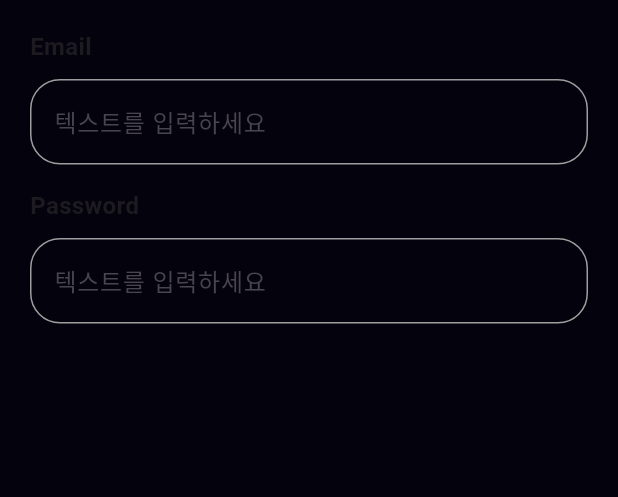
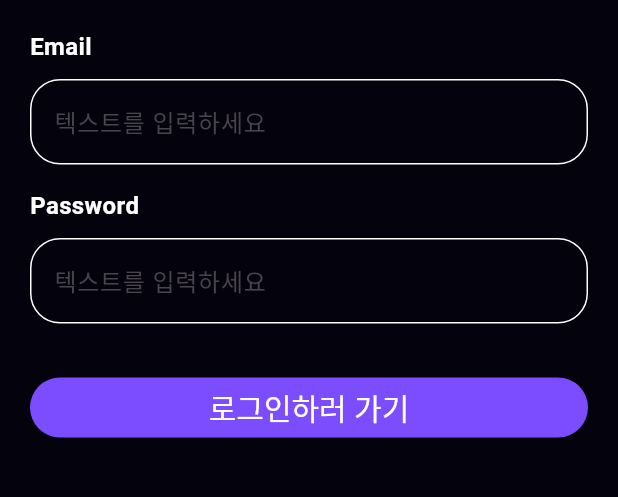
Before and after one commit to hjy080530/Flutter_Login_App, a Flutter app: the LoginPage screen opened by its route, on a phone screen of 412 x 824 dp, the part 194-691 px from its top. Run offline on Flutter 3.47's test engine with Material 3 defaults, Android fonts, the phone set to English and light mode, and no system bars; our stand-ins replace flutter_svg.

Commit message:
너무 이쁜 페이지 완성 ㅎㅎ

```diff
--- /dev/null
+++ b/lib/componants/button.dart
@@ -0,0 +1,33 @@
+import 'package:flutter/material.dart';
+
+class CustomButton extends StatelessWidget {
+  final String text;
+  final VoidCallback onPressed;
+  final ButtonStyle? buttonStyle;
+  final Color backgroundColor;
+
+  const CustomButton({
+    super.key,
+    required this.text,
+    required this.onPressed,
+    this.buttonStyle,
+    this.backgroundColor = Colors.deepPurpleAccent,
+  });
+
+  @override
+  Widget build(BuildContext context) {
+    return ElevatedButton(
+      onPressed: onPressed,
+      style: buttonStyle ??
+          ElevatedButton.styleFrom(
+            textStyle: const TextStyle(
+              fontSize: 20,
+              fontWeight: FontWeight.normal,
+            ),
+            foregroundColor: Colors.white,
+            backgroundColor: backgroundColor,
+          ),
+      child: Text(text),
+    );
+  }
+}
--- a/lib/componants/custom_form.dart
+++ b/lib/componants/custom_form.dart
@@ -14,7 +14,7 @@ class CustomForm extends StatelessWidget {
       key: _formKey,
       child: Column(
         children: [
-          CustomTextFormField(text: "Email"),
+          CustomTextFormField(text: "Email" ,),
           SizedBox(height: medium_gap),
           CustomTextFormField(text: "Password"),
           SizedBox(height: large_gap),
--- a/lib/componants/custom_text_form.dart
+++ b/lib/componants/custom_text_form.dart
@@ -12,7 +12,10 @@
       children: [
         Text(
           text,
-          style: TextStyle(fontSize: 16, fontWeight: FontWeight.bold),
+          style: TextStyle(
+                  fontSize: 16,
+                  fontWeight: FontWeight.bold,
+                  color: Colors.white),
         ),
         SizedBox(height: 10),
         TextFormField(
@@ -22,11 +25,11 @@
             hintText: "텍스트를 입력하세요",
             enabledBorder: OutlineInputBorder(
               borderRadius: BorderRadius.circular(20),
-              borderSide: BorderSide(color: Colors.grey),
+              borderSide: BorderSide(color: Colors.white),
             ),
             focusedBorder: OutlineInputBorder(
               borderRadius: BorderRadius.circular(20),
-              borderSide: BorderSide(color: Colors.blue),
+              borderSide: BorderSide(color: Colors.deepPurpleAccent),
             ),
             errorBorder: OutlineInputBorder(
               borderRadius: BorderRadius.circular(20),
--- a/lib/main.dart
+++ b/lib/main.dart
@@ -1,5 +1,5 @@
 import 'package:flutter/material.dart';
-import 'package:login_app_homeworks/pages/login_page.dart'; // 프로젝트 경로 확인
+import 'package:login_app_homeworks/pages/login_page.dart';
 import 'package:login_app_homeworks/pages/home_page.dart';
 
 void main() {
--- a/lib/pages/login_page.dart
+++ b/lib/pages/login_page.dart
@@ -1,6 +1,7 @@
 import 'package:flutter/material.dart';
 import 'package:flutter_svg/flutter_svg.dart';
 import '../componants/custom_form.dart';
+import 'package:login_app_homeworks/componants/button.dart';
 
 class LoginPage extends StatelessWidget {
   @override
@@ -11,10 +12,12 @@ class LoginPage extends StatelessWidget {
         child: ListView(
           padding: EdgeInsets.all(20),
           children: [
+
             SvgPicture.asset(
               "assets/oort_logo_flutter.svg",
               height: 80,
             ),
+
             Text(
               "Login",
               style: TextStyle(
@@ -24,8 +27,17 @@ class LoginPage extends StatelessWidget {
               ),
               textAlign: TextAlign.center,
             ),
+
             SizedBox(height: 20),
+
             CustomForm(),
+
+            CustomButton(
+              text: "로그인하러 가기",
+              onPressed: () {
+                print("로그인 버튼 클릭됨");
+              },
+            ),
           ],
         ),
       ),
```
Also changed, not shown: lib/pages/home_page.dart (+13 -10 lines).
